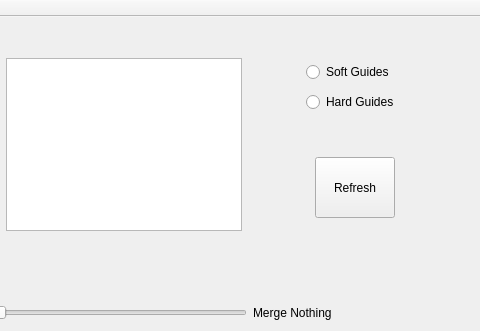
This is vf_gui/forms/main_window.ui in graiola/virtual-fixtures as Qt 5 draws it before an edit; both pictures show x 235 to 715 and y 0 to 331 of the 715 by 680 pixel window. The edited form follows.
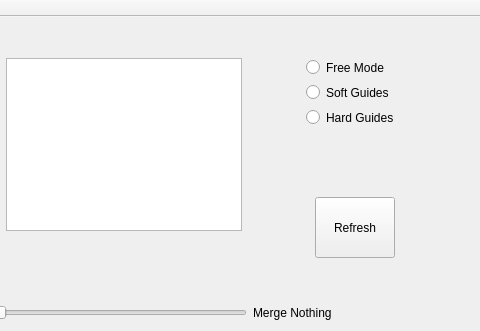
This is the edited form.

Commit message: Add Free mode

Patch:
```diff
--- a/vf_gui/forms/main_window.ui
+++ b/vf_gui/forms/main_window.ui
@@ -53,7 +53,7 @@
     <property name="geometry">
      <rect>
       <x>550</x>
-      <y>140</y>
+      <y>180</y>
       <width>80</width>
       <height>61</height>
      </rect>
@@ -101,10 +101,17 @@
       <x>530</x>
       <y>30</y>
       <width>121</width>
-      <height>80</height>
+      <height>91</height>
      </rect>
     </property>
     <layout class="QVBoxLayout" name="verticalLayout_3">
+     <item>
+      <widget class="QRadioButton" name="freeRadioButton">
+       <property name="text">
+        <string>Free Mode</string>
+       </property>
+      </widget>
+     </item>
      <item>
       <widget class="QRadioButton" name="softRadioButton">
        <property name="text">
```
The commit also changes 6 other files.
